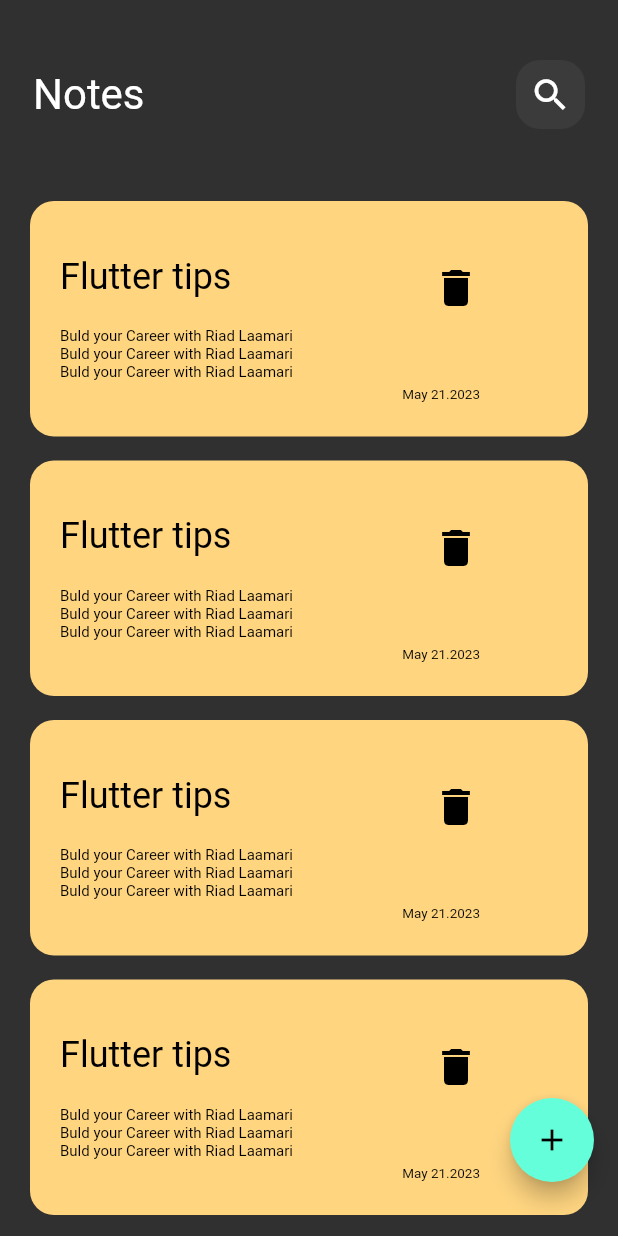
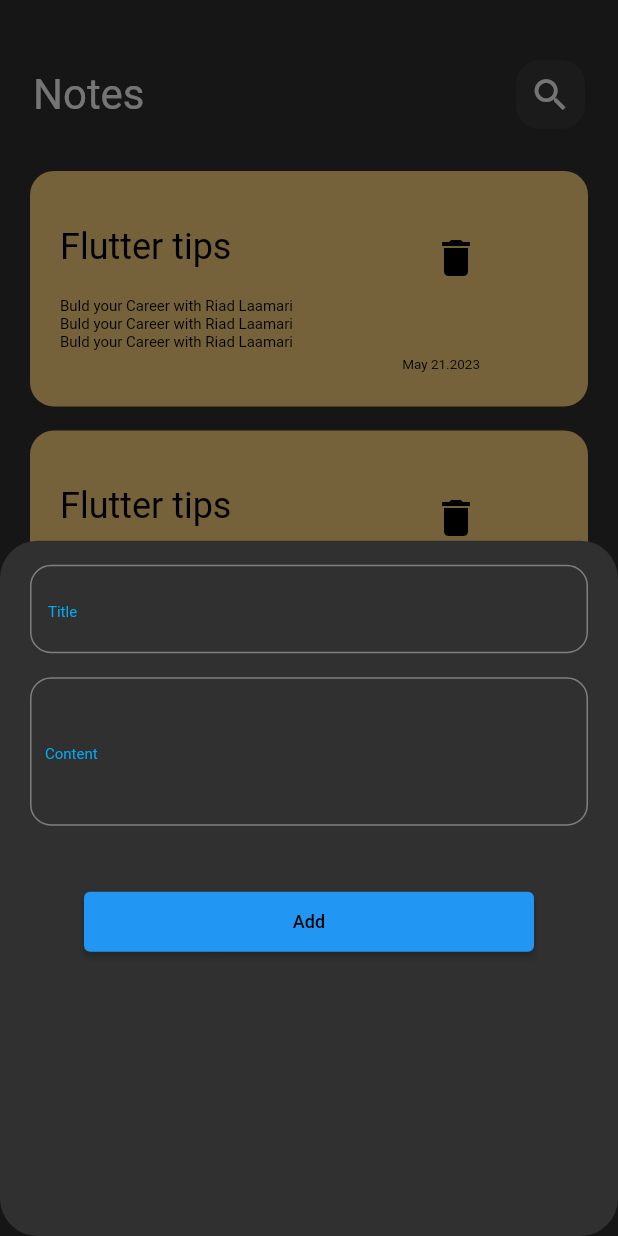
Before and after one commit to riadlam/notes_app, a Flutter app: the screen it shows after launch, after a tap on the "add" icon, on a phone screen of 412 x 824 dp. Run offline on Flutter 3.47's test engine with Material 2 defaults, Android fonts, the phone set to English and light mode, and no system bars.

Commit message:
adding showbuttomsheet with text form

```diff
--- a/lib/Views/home_page.dart
+++ b/lib/Views/home_page.dart
@@ -2,6 +2,7 @@ import 'package:flutter/material.dart';
 import 'package:flutter/src/widgets/framework.dart';
 import 'package:flutter/src/widgets/placeholder.dart';
 
+import '../widgets/notes_add.dart';
 import '../widgets/notes_app_body.dart';
 
 class HomePage extends StatelessWidget {
@@ -13,7 +14,18 @@ class HomePage extends StatelessWidget {
       floatingActionButton: Padding(
         padding: const EdgeInsets.only(bottom: 20),
         child: FloatingActionButton(
-          onPressed: () {},
+          onPressed: () {
+            showModalBottomSheet(
+              context: context,
+              shape: RoundedRectangleBorder(
+                  borderRadius: BorderRadius.vertical(
+                      top: Radius.circular(25.0),
+                      bottom: Radius.circular(25.0))),
+              builder: (context) {
+                return NotesAdd();
+              },
+            );
+          },
           child: Icon(Icons.add),
         ),
       ),
--- a/lib/widgets/items_list_view.dart
+++ b/lib/widgets/items_list_view.dart
@@ -6,8 +6,11 @@ class itemsListView extends StatelessWidget {
   List<String> cards = [];
   @override
   Widget build(BuildContext context) {
-    return ListView.builder(itemBuilder: (context, index) {
-      return const ItemCard();
-    });
+    return Padding(
+      padding: const EdgeInsets.symmetric(vertical: 20),
+      child: ListView.builder(itemBuilder: (context, index) {
+        return const ItemCard();
+      }),
+    );
   }
 }
--- /dev/null
+++ b/lib/widgets/notes_add.dart
@@ -0,0 +1,47 @@
+import 'package:flutter/material.dart';
+
+class NotesAdd extends StatelessWidget {
+  const NotesAdd({super.key});
+
+  @override
+  Widget build(BuildContext context) {
+    return Column(
+      children: [
+        Padding(
+          padding: const EdgeInsets.symmetric(horizontal: 20, vertical: 16),
+          child: TextFormField(
+            decoration: InputDecoration(
+                border:
+                    OutlineInputBorder(borderRadius: BorderRadius.circular(14)),
+                hintText: 'Title',
+                hintStyle: TextStyle(color: Colors.lightBlue, fontSize: 10)),
+          ),
+        ),
+        Padding(
+          padding: const EdgeInsets.symmetric(
+            horizontal: 20,
+          ),
+          child: TextFormField(
+            decoration: InputDecoration(
+                contentPadding:
+                    EdgeInsets.symmetric(vertical: 40, horizontal: 10),
+                border:
+                    OutlineInputBorder(borderRadius: BorderRadius.circular(14)),
+                hintText: 'Content',
+                hintStyle: TextStyle(color: Colors.lightBlue, fontSize: 10)),
+          ),
+        ),
+        Padding(
+          padding: const EdgeInsets.symmetric(vertical: 40),
+          child: ElevatedButton(
+              style: ElevatedButton.styleFrom(minimumSize: Size(300, 40)),
+              onPressed: () {},
+              child: Text(
+                'Add',
+                style: TextStyle(color: Colors.black, fontSize: 12),
+              )),
+        )
+      ],
+    );
+  }
+}
--- a/lib/widgets/notes_app_body.dart
+++ b/lib/widgets/notes_app_body.dart
@@ -17,9 +17,6 @@ class NotesAppBody extends StatelessWidget {
           height: 40,
         ),
         CustomAppBar(),
-        SizedBox(
-          height: 40,
-        ),
         Expanded(child: itemsListView())
       ],
     );
```
